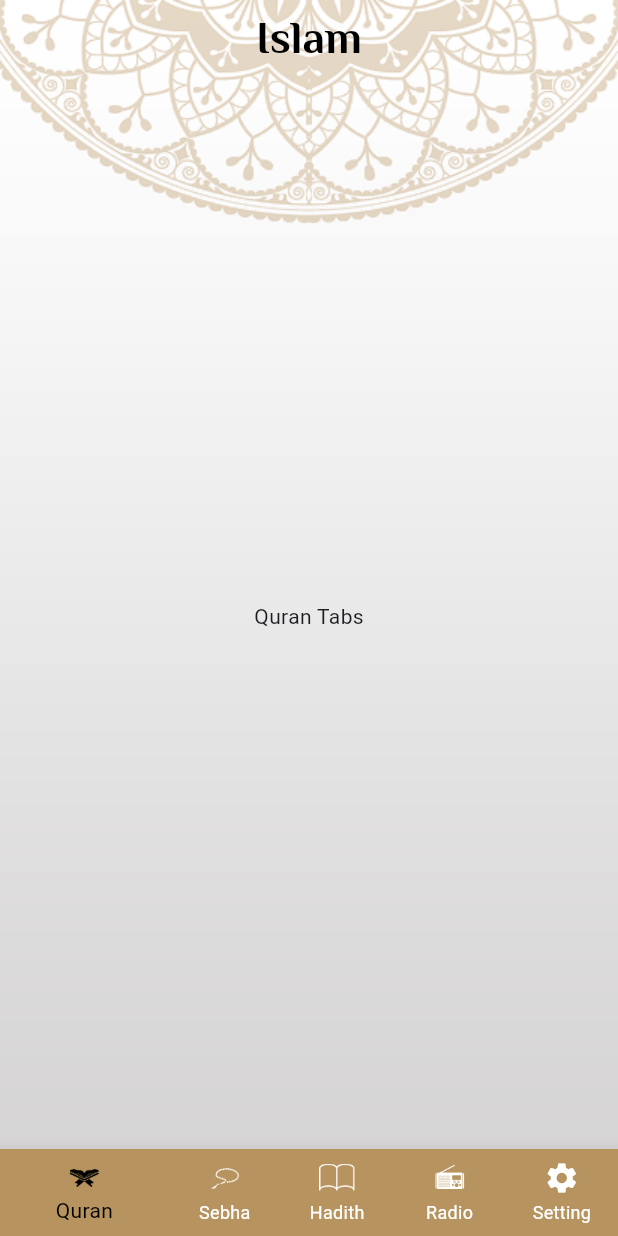
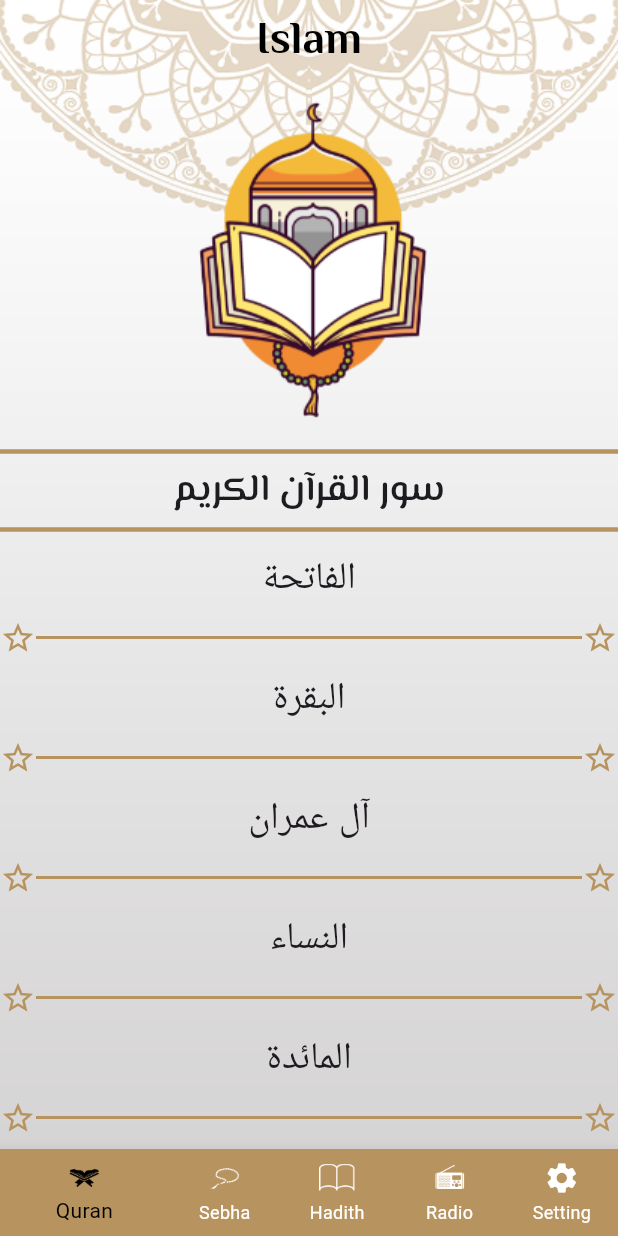
Before and after one commit to mohamedmousa2003/Muslim, a Flutter app: the screen it shows after launch, on a phone screen of 412 x 824 dp. Run offline on Flutter 3.47's test engine with Material 3 defaults, Android fonts, the phone set to English and light mode, and no system bars; our stand-ins replace google_fonts.

Commit message:
finish sura name

```diff
--- a/lib/core/custom_text.dart
+++ b/lib/core/custom_text.dart
@@ -5,3 +5,5 @@ const String radio ="Radio";
 const String hadith= "Hadith";
 const String sebha ="Sebha";
 const String setting = "Setting";
+
+const String suraNames ="Sura Names";
--- a/lib/main.dart
+++ b/lib/main.dart
@@ -1,5 +1,6 @@
 import 'package:flutter/material.dart';
 import 'package:muslim/page/home/home_screen.dart';
+import 'package:muslim/page/home/sura_details.dart';
 
 void main() {
   runApp(const MyApp());
@@ -16,7 +17,8 @@ class MyApp extends StatelessWidget {
       debugShowCheckedModeBanner: false,
       initialRoute: HomeScreen.routNAme,
       routes: {
-        HomeScreen.routNAme:(context)=> HomeScreen()
+        HomeScreen.routNAme:(context)=> HomeScreen(),
+        SuraDetails.routeName:(context)=> SuraDetails(),
       },
     );
   }
--- /dev/null
+++ b/lib/model/sura_model.dart
@@ -0,0 +1,9 @@
+class SuraModel {
+  final String suraName;
+  final int index;
+
+  SuraModel({
+    required this.suraName,
+    required this.index,
+  });
+}
--- /dev/null
+++ b/lib/page/home/custom/divider.dart
@@ -0,0 +1,27 @@
+import 'package:flutter/material.dart';
+import 'package:muslim/core/custom_color.dart';
+
+class DividerCustom extends StatelessWidget {
+  const DividerCustom({
+    super.key,
+    this.thickness = 3.0,
+    this.color = primaryColor,
+    this.indent = 0.0,
+    this.endIndent = 0.0,
+  });
+
+  final double thickness;
+  final Color color;
+  final double indent;
+  final double endIndent;
+
+  @override
+  Widget build(BuildContext context) {
+    return Divider(
+      color: color,
+      thickness: thickness,
+      indent: indent,
+      endIndent: endIndent,
+    );
+  }
+}
--- /dev/null
+++ b/lib/page/home/sura_details.dart
@@ -0,0 +1,43 @@
+import 'package:flutter/material.dart';
+import 'package:google_fonts/google_fonts.dart';
+import 'package:muslim/model/sura_model.dart';
+
+import '../../core/custom_text.dart';
+
+class SuraDetails extends StatelessWidget {
+  static const String routeName ="SuraDetails";
+  const SuraDetails({super.key});
+  @override
+  Widget build(BuildContext context) {
+    var mediaQuery =MediaQuery.of(context).size;
+    var model = ModalRoute.of(context)?.settings.arguments as SuraModel ;
+    return  Stack(
+      children: [
+        Image.asset(
+          "assets/bg3.png",
+          fit: BoxFit.fill,
+          width: mediaQuery.width,
+          height: mediaQuery.height,),
+        Scaffold(
+          backgroundColor: Colors.transparent,
+          appBar: AppBar(
+            backgroundColor: Colors.transparent,
+            centerTitle: true,
+            title: Text(islam,style: GoogleFonts.elMessiri(
+                fontWeight: FontWeight.w700,
+                fontSize: 30,
+                color: Colors.black
+            ),),
+          ),
+          body: Center(
+            child: Text(model.suraName,style: GoogleFonts.elMessiri(
+                fontWeight: FontWeight.w700,
+                fontSize: 30,
+                color: Colors.black
+            ),),
+          ),
+        ),
+      ],
+    );
+  }
+}
--- a/lib/page/home/tabs/quran.dart
+++ b/lib/page/home/tabs/quran.dart
@@ -1,9 +1,129 @@
 import 'package:flutter/material.dart';
+import 'package:google_fonts/google_fonts.dart';
+import 'package:muslim/core/custom_color.dart';
+import 'package:muslim/model/sura_model.dart';
+import '../custom/divider.dart';
+import '../sura_details.dart';
+
 class QuranTabs extends StatelessWidget {
   const QuranTabs({super.key});
 
+  static const List<String> suraNames = [
+    "الفاتحة", "البقرة", "آل عمران", "النساء", "المائدة", "الأنعام",
+    "الأعراف", "الأنفال", "التوبة", "يونس", "هود", "يوسف", "الرعد",
+    "إبراهيم", "الحجر", "النحل", "الإسراء", "الكهف", "مريم", "طه",
+    "الأنبياء", "الحج", "المؤمنون", "النور", "الفرقان", "الشعراء",
+    "النمل", "القصص", "العنكبوت", "الروم", "لقمان", "السجدة",
+    "الأحزاب", "سبأ", "فاطر", "يس", "الصافات", "ص", "الزمر", "غافر",
+    "فصلت", "الشورى", "الزخرف", "الدخان", "الجاثية", "الأحقاف",
+    "محمد", "الفتح", "الحجرات", "ق", "الذاريات", "الطور", "النجم",
+    "القمر", "الرحمن", "الواقعة", "الحديد", "المجادلة", "الحشر",
+    "الممتحنة", "الصف", "الجمعة", "المنافقون", "التغابن", "الطلاق",
+    "التحريم", "الملك", "القلم", "الحاقة", "المعارج", "نوح", "الجن",
+    "المزمل", "المدثر", "القيامة", "الإنسان", "المرسلات", "النبأ",
+    "النازعات", "عبس", "التكوير", "الإنفطار", "المطففين", "الانشقاق",
+    "البروج", "الطارق", "الأعلى", "الغاشية", "الفجر", "البلد", "الشمس",
+    "الليل", "الضحى", "الشرح", "التين", "العلق", "القدر", "البينة",
+    "الزلزلة", "العاديات", "القارعة", "التكاثر", "العصر", "الهمزة",
+    "الفيل", "قريش", "الماعون", "الكوثر", "الكافرون", "النصر", "المسد",
+    "الإخلاص", "الفلق", "الناس"
+  ];
+
   @override
   Widget build(BuildContext context) {
-    return Center(child: Text("Quran Tabs"));
+    return Column(
+      children: [
+        Image.asset(
+          "assets/quran_image.png",
+          errorBuilder: (context, error, stackTrace) =>
+          const Icon(Icons.error, color: primaryColor, size: 40),
+        ),
+        const SizedBox(height: 10),
+        const DividerCustom(),
+        Text(
+          "سور القرآن الكريم",
+          style: GoogleFonts.elMessiri(
+            fontSize: 25,
+            fontWeight: FontWeight.w600,
+          ),
+        ),
+        const DividerCustom(),
+        Expanded(
+          child: ListView.separated(
+            itemCount: suraNames.length,
+            separatorBuilder: (_, __) => Padding(
+              padding: const EdgeInsets.symmetric(vertical: 4),
+              child: Row(
+                children: const [
+                  Icon(Icons.star_border, color: primaryColor),
+                  Expanded(child: DividerCustom(thickness: 2)),
+                  Icon(Icons.star_border, color: primaryColor),
+                ],
+              ),
+            ),
+            itemBuilder: (context, index) =>
+                _AnimatedSuraItem(title: suraNames[index], index: index),
+          ),
+        ),
+      ],
+    );
   }
 }
+
+class _AnimatedSuraItem extends StatefulWidget {
+  final String title;
+  final int index;
+
+  const _AnimatedSuraItem({required this.title, required this.index});
+  @override
+  State<_AnimatedSuraItem> createState() => _AnimatedSuraItemState();
+}
+
+class _AnimatedSuraItemState extends State<_AnimatedSuraItem>
+    with SingleTickerProviderStateMixin {
+  double _scale = 1.0;
+  double _opacity = 1.0;
+
+  void _animateTap() async {
+    setState(() {
+      _scale = 0.8;
+      _opacity = 0.5;
+    });
+    await Future.delayed(const Duration(milliseconds: 200));
+    setState(() {
+      _scale = 1.0;
+      _opacity = 1.0;
+    });
+    await Future.delayed(const Duration(milliseconds: 200));
+   Navigator.pushNamed(context, SuraDetails.routeName ,arguments: SuraModel(suraName: widget.title, index: widget.index));
+    debugPrint("Pressed: ${widget.title}");
+  }
+
+  @override
+  Widget build(BuildContext context) {
+
+    return GestureDetector(
+      onTap: _animateTap,
+      child: AnimatedOpacity(
+        opacity: _opacity,
+        duration: const Duration(milliseconds: 150),
+        child: AnimatedScale(
+          scale: _scale,
+          duration: const Duration(milliseconds: 150),
+          curve: Curves.easeInOut,
+          child: Padding(
+            padding: const EdgeInsets.symmetric(vertical: 6.0),
+            child: Text(
+              widget.title,
+              textAlign: TextAlign.center,
+              style: GoogleFonts.inter(
+                fontWeight: FontWeight.w400,
+                fontSize: 25,
+              ),
+            ),
+          ),
+        ),
+      ),
+    );
+  }
+}
--- a/pubspec.yaml
+++ b/pubspec.yaml
@@ -62,6 +62,7 @@ flutter:
 
   assets:
     - assets/
+    - assets/files/
 
 
   # An image asset can refer to one or more resolution-specific "variants", see
```
